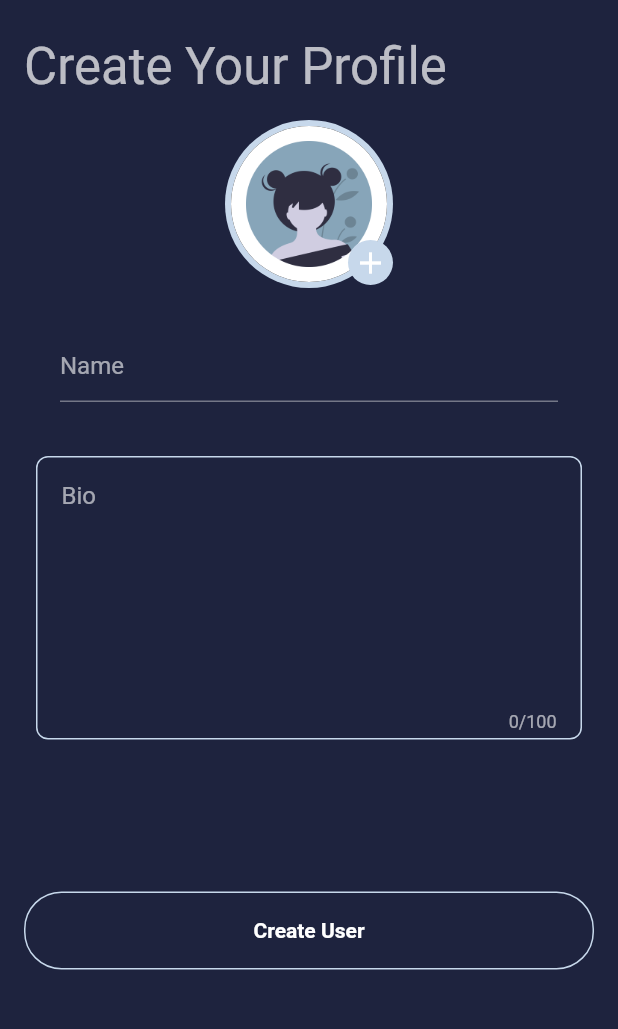
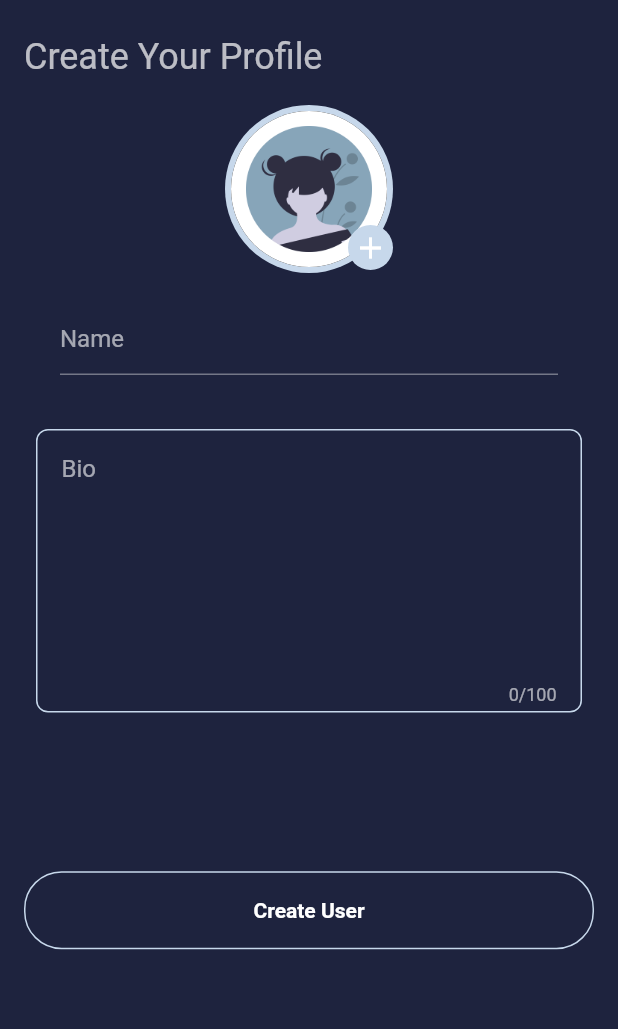
Before and after one commit to 2002Bishwajeet/no_signal, a Flutter app: the CreateAccountPage screen opened by its route, on a phone screen of 412 x 824 dp, the part 99-1128 px from its top. Run offline on Flutter 3.47's test engine with Material 2 defaults, Android fonts, the phone set to English and light mode, and no system bars; our stand-ins replace appwrite, flutter_chat_bubble, flutter_hex_color, flutter_riverpod, font_awesome_flutter, google_fonts and 3 more; missing offline and left inert: dart_appwrite; Roboto replaces fonts that are missing (Ubuntu).

Commit message:
Appwrite 0.12.1 migration

```diff
--- a/lib/main.dart
+++ b/lib/main.dart
@@ -53,8 +53,8 @@ class _MainAppState extends State<MainApp> {
     return MaterialApp(
       title: 'No Signal',
       themeMode: ThemeMode.dark,
-      darkTheme: NoSignalTheme.darkTheme(context),
-      theme: NoSignalTheme.lightTheme(context),
+      darkTheme: NoSignalTheme.darkTheme(),
+      theme: NoSignalTheme.lightTheme(),
       debugShowCheckedModeBanner: false,
       home: const AuthChecker(),
       routes: {
--- a/lib/pages/login/create_profile.dart
+++ b/lib/pages/login/create_profile.dart
@@ -1,3 +1,4 @@
+import 'dart:developer';
 import 'dart:io';
 import 'package:flutter/material.dart';
 import 'package:flutter_riverpod/flutter_riverpod.dart';
@@ -16,10 +17,13 @@ class CreateAccountPage extends StatefulWidget {
 }
 
 class _CreateAccountPageState extends State<CreateAccountPage> {
+  //  Name Controller
   final TextEditingController _name = TextEditingController();
 
+  //  Bio Controller
   final TextEditingController _bio = TextEditingController();
 
+  //  Form Key to manage state and validate form
   final GlobalKey<FormState> _formKey = GlobalKey();
 
   final ImagePicker _picker = ImagePicker();
@@ -31,7 +35,7 @@ class _CreateAccountPageState extends State<CreateAccountPage> {
     setState(() {
       _image = image;
     });
-    // print(_image!.path);
+    log(_image!.path);
   }
 
   bool _isloading = false;
@@ -39,7 +43,6 @@ class _CreateAccountPageState extends State<CreateAccountPage> {
   void dispose() {
     _name.dispose();
     _bio.dispose();
-
     super.dispose();
   }
 
@@ -47,7 +50,9 @@ class _CreateAccountPageState extends State<CreateAccountPage> {
   Widget build(BuildContext context) {
     return GestureDetector(
       onTap: () {
-        FocusScope.of(context).unfocus();
+        if (FocusScope.of(context).hasFocus) {
+          FocusScope.of(context).unfocus();
+        }
       },
       child: Scaffold(
         resizeToAvoidBottomInset: false,
@@ -73,11 +78,14 @@ class _CreateAccountPageState extends State<CreateAccountPage> {
                         const EdgeInsets.symmetric(horizontal: 16, vertical: 8),
                     child: Text(
                       'Create Your Profile',
-                      style: Theme.of(context).textTheme.headline4,
+                      style: Theme.of(context)
+                          .textTheme
+                          .headline4
+                          ?.copyWith(fontSize: 24),
                     ),
                   ),
                   Padding(
-                    padding: const EdgeInsets.symmetric(vertical: 8.0),
+                    padding: const EdgeInsets.only(top: 10.0),
                     child: Center(
                       child: InkWell(
                         borderRadius: BorderRadius.circular(50),
@@ -177,7 +185,9 @@ class _CreateAccountPageState extends State<CreateAccountPage> {
                           width: double.infinity,
                           child: MaterialButton(
                             onPressed: () async {
+                              _isloading = true;
                               if (!_formKey.currentState!.validate()) {
+                                _isloading = false;
                                 return;
                               }
                               _image != null
--- a/lib/themes.dart
+++ b/lib/themes.dart
@@ -9,14 +9,14 @@ import 'package:flutter_hex_color/flutter_hex_color.dart';
 import 'package:google_fonts/google_fonts.dart';
 
 class NoSignalTheme {
-  static ThemeData lightTheme(BuildContext context) => ThemeData(
+  static ThemeData lightTheme() => ThemeData(
         brightness: Brightness.light,
         fontFamily: GoogleFonts.ubuntu().fontFamily,
         //  Will Work on LightTheme in later Future
         // Initally when thought about creating this app, I only thought about dark theme.
       );
 
-  static ThemeData darkTheme(BuildContext context) => ThemeData(
+  static ThemeData darkTheme() => ThemeData(
         brightness: Brightness.dark,
         scaffoldBackgroundColor: navyblueshade2,
         fontFamily: GoogleFonts.ubuntu().fontFamily,
--- a/lib/utils/database/create_chats.dart
+++ b/lib/utils/database/create_chats.dart
@@ -21,8 +21,8 @@ class Chatting {
       await database.createDocument(
         collectionId: 'chats',
         documentId: 'unique()',
-        read: ['*'],
-        write: ['*'],
+        read: ['role:all'],
+        write: ['role:all'],
         data: chat.toMap(),
       );
     } on AppwriteException {
@@ -50,7 +50,7 @@ class Chatting {
   Future<RealtimeSubscription?> receiveMessage() async {
     try {
       RealtimeSubscription data =
-          realtime.subscribe(['collections.613f6523da871.documents']);
+          realtime.subscribe(['collections.chats.documents']);
 
       return data;
     } on AppwriteException {
```
Also changed, not shown: lib/pages/login/login_page.dart (+10 -5 lines), lib/providers/client.dart (+2 -2 lines), lib/utils/auth/Authentication.dart (+6 -7 lines), lib/utils/database/user_account.dart (+15 -10 lines), 1 other file.
